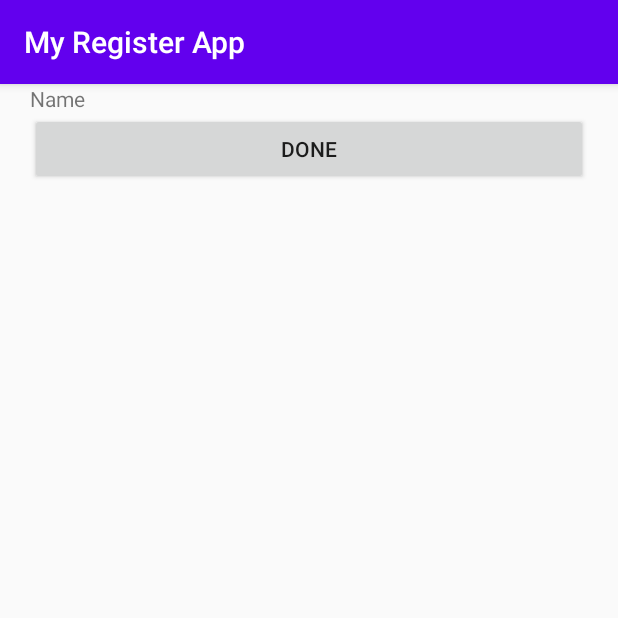
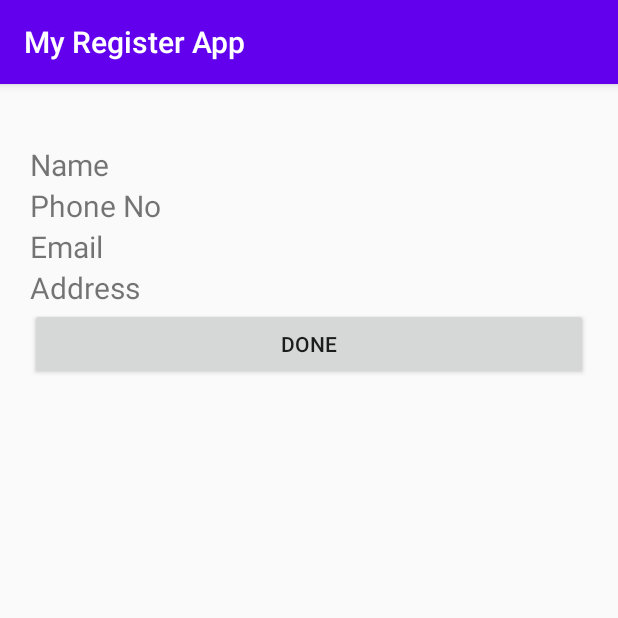
Before and after one commit to Shalauddin-bd/RegisterApp_Android, an Android app: the screen it shows after launch (ProfileInfoActivity), after a tap on "SUBMIT", on a phone screen of 412 x 824 dp, the top half of it. Run offline under Robolectric (Android 15) with nearby library versions, the phone set to English and light mode, and no system bars.

Commit message:
Loading all data from one activity to another activity done.

```diff
--- a/app/src/main/java/com/example/myregisterapp/MainActivity.java
+++ b/app/src/main/java/com/example/myregisterapp/MainActivity.java
@@ -20,6 +20,9 @@ public class MainActivity extends AppCompatActivity implements View.OnClickListe
 
     //private Context context;
     EditText etName;
+    EditText etPhoneNo;
+    EditText etEmail;
+    EditText etAddress;
     ImageView ivProfileImage;
     static final int PickImage=1;
     Uri imageUri;
@@ -33,6 +36,9 @@ public class MainActivity extends AppCompatActivity implements View.OnClickListe
         ivProfileImage = findViewById(R.id.imageViewUserImage);
         ivProfileImage.setOnClickListener(this);
         etName=findViewById(R.id.editTextName);
+        etPhoneNo=findViewById(R.id.editTextPhoneNo);
+        etEmail=findViewById(R.id.editTextEmail);
+        etAddress=findViewById(R.id.editTextAddress);
         btnSubmit = findViewById(R.id.buttonSubmit);
         btnSubmit.setOnClickListener(this);
     }
@@ -48,6 +54,9 @@ public class MainActivity extends AppCompatActivity implements View.OnClickListe
             Intent intent = new Intent(MainActivity.this, ProfileInfoActivity.class);
             intent.setFlags(Intent.FLAG_ACTIVITY_NEW_TASK);
             intent.putExtra("name",etName.getText().toString());
+            intent.putExtra("phoneNo",etPhoneNo.getText().toString());
+            intent.putExtra("email",etEmail.getText().toString());
+            intent.putExtra("address",etAddress.getText().toString());
             startActivity(intent);
         }
     }
--- a/app/src/main/java/com/example/myregisterapp/ProfileInfoActivity.java
+++ b/app/src/main/java/com/example/myregisterapp/ProfileInfoActivity.java
@@ -10,7 +10,10 @@ import android.widget.Button;
 import android.widget.TextView;
 
 public class ProfileInfoActivity extends AppCompatActivity implements View.OnClickListener {
-TextView tvName;
+    TextView tvName;
+    TextView tvPhoneNo;
+    TextView tvEmail;
+    TextView tvAddress;
     Button btnDone;
     @Override
     protected void onCreate(Bundle savedInstanceState) {
@@ -21,15 +24,31 @@ TextView tvName;
         btnDone.setOnClickListener(this);
 
         tvName = findViewById(R.id.textViewName);
+        tvPhoneNo = findViewById(R.id.textViewPhoneNo);
+        tvEmail = findViewById(R.id.textViewEmail);
+        tvAddress = findViewById(R.id.textViewAddress);
 
         Intent profileIntent = getIntent();
         if(getIntent() != null)
         {
-            Log.i("Profile Info Activity","Name received!");
             String name = profileIntent.getStringExtra("name");
+            String phoneNo = profileIntent.getStringExtra("phoneNo");
+            String email = profileIntent.getStringExtra("email");
+            String address = profileIntent.getStringExtra("address");
+
             if(name != null){
                 tvName.setText(name);
             }
+            if(name != null){
+                tvPhoneNo.setText(phoneNo);
+            }
+            if(name != null){
+                tvEmail.setText(email);
+            }
+            if(name != null){
+                tvAddress.setText(address);
+            }
+
         }
 
     }
--- a/app/src/main/res/layout/activity_main.xml
+++ b/app/src/main/res/layout/activity_main.xml
@@ -50,12 +50,12 @@
         android:hint="Email" />
 
     <EditText
-        android:id="@+id/editTextTextAddress"
+        android:id="@+id/editTextAddress"
         android:layout_width="match_parent"
         android:layout_height="wrap_content"
         android:ems="10"
         android:inputType="textMultiLine"
-        android:labelFor="@id/editTextTextAddress"
+        android:labelFor="@id/editTextAddress"
         android:hint="Address" />
 
     <Button
--- a/app/src/main/res/layout/activity_profile_info.xml
+++ b/app/src/main/res/layout/activity_profile_info.xml
@@ -10,7 +10,68 @@
     android:layout_height="match_parent"
     android:orientation="vertical"
     android:paddingStart="20dp"
-    android:paddingEnd="20dp">
+    android:paddingEnd="20dp"
+    android:paddingTop="40dp">
+
+    <LinearLayout
+        android:layout_width="match_parent"
+        android:layout_height="match_parent"
+        android:orientation="horizontal">
+
+        <TextView
+            android:layout_width="wrap_content"
+            android:layout_height="wrap_content"
+            android:layout_weight="2"
+            android:textSize="20sp"
+            android:text="Name" />
+
+        <TextView
+            android:id="@+id/textViewName"
+            android:layout_width="wrap_content"
+            android:layout_height="wrap_content"
+            android:layout_weight="8"
+            android:textSize="20sp"/>
+    </LinearLayout>
+
+    <LinearLayout
+        android:layout_width="match_parent"
+        android:layout_height="match_parent"
+        android:orientation="horizontal">
+
+        <TextView
+            android:layout_width="wrap_content"
+            android:layout_height="wrap_content"
+            android:layout_weight="2"
+            android:textSize="20sp"
+            android:text="Phone No" />
+
+        <TextView
+            android:id="@+id/textViewPhoneNo"
+            android:layout_width="wrap_content"
+            android:layout_height="wrap_content"
+            android:layout_weight="8"
+            android:textSize="20sp"/>
+    </LinearLayout>
+
+    <LinearLayout
+        android:layout_width="match_parent"
+        android:layout_height="match_parent"
+        android:orientation="horizontal">
+
+        <TextView
+            android:layout_width="wrap_content"
+            android:layout_height="wrap_content"
+            android:layout_weight="2"
+            android:textSize="20sp"
+            android:text="Email" />
+
+        <TextView
+            android:id="@+id/textViewEmail"
+            android:layout_width="wrap_content"
+            android:layout_height="wrap_content"
+            android:layout_weight="8"
+            android:textSize="20sp"/>
+    </LinearLayout>
 
     <LinearLayout
         android:layout_width="match_parent"
@@ -22,13 +83,15 @@
             android:layout_width="wrap_content"
             android:layout_height="wrap_content"
             android:layout_weight="2"
-            android:text="Name" />
+            android:textSize="20sp"
+            android:text="Address" />
 
         <TextView
-            android:id="@+id/textViewName"
+            android:id="@+id/textViewAddress"
             android:layout_width="wrap_content"
             android:layout_height="wrap_content"
-            android:layout_weight="8" />
+            android:layout_weight="8"
+            android:textSize="20sp"/>
     </LinearLayout>
 
     <Button
```
